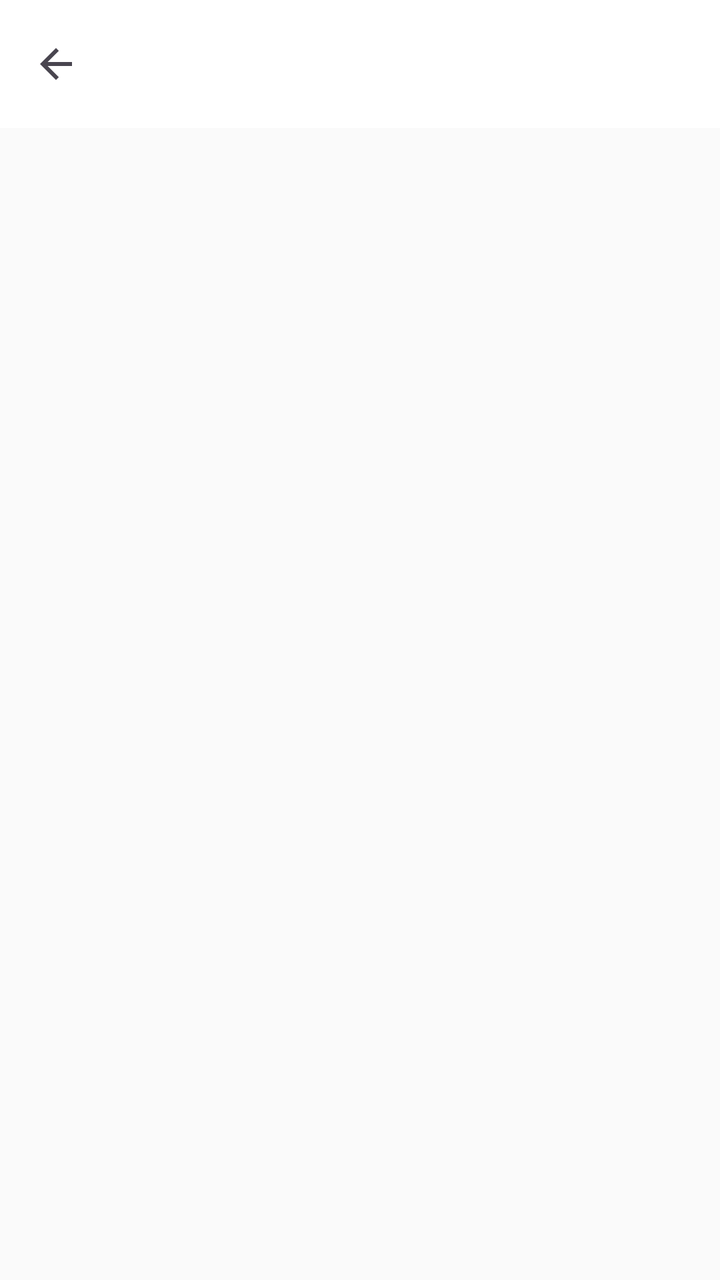
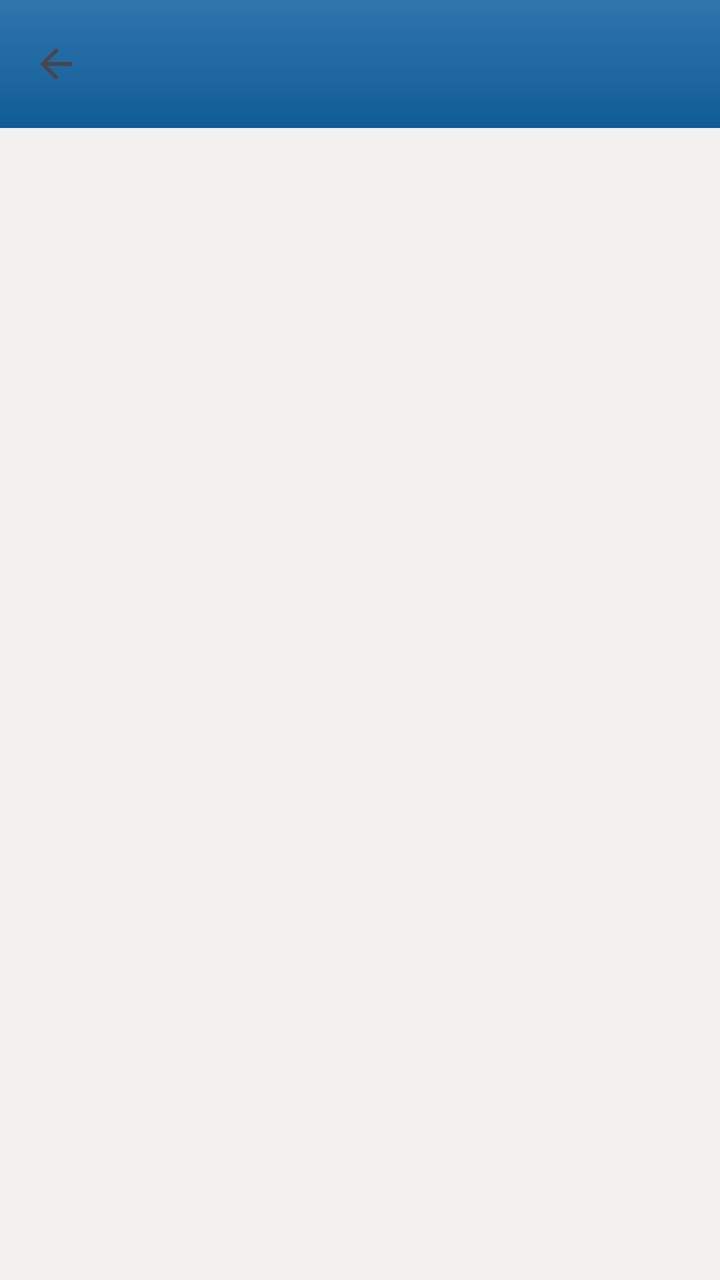

The first picture is an Android layout as it rendered before a commit; the second is the same layout after the commit. The layout source and the unified diff follow.
<!-- AndroidManifest.xml: application theme Theme.DoitClone -->
<!-- res/layout/activity_organize_detail.xml -->
<LinearLayout
    xmlns:android="http://schemas.android.com/apk/res/android"
    xmlns:app="http://schemas.android.com/apk/res-auto"
    android:layout_width="match_parent"
    android:layout_height="match_parent"
    android:orientation="vertical">

    <com.google.android.material.appbar.MaterialToolbar
        android:id="@+id/toolbar"
        android:layout_width="match_parent"
        android:layout_height="?attr/actionBarSize"
        android:background="@color/surface"
        app:navigationIcon="@drawable/ic_arrow_back" />

    <TextView
        android:id="@+id/detail_subtitle"
        android:layout_width="match_parent"
        android:layout_height="wrap_content"
        android:paddingStart="16dp"
        android:paddingEnd="16dp"
        android:paddingTop="8dp"
        android:paddingBottom="8dp"
        android:textAppearance="@style/TextAppearance.Material3.BodySmall"
        android:textColor="@color/text_secondary" />

    <FrameLayout
        android:layout_width="match_parent"
        android:layout_height="match_parent">

        <TextView
            android:id="@+id/empty_view"
            android:layout_width="wrap_content"
            android:layout_height="wrap_content"
            android:layout_gravity="center"
            android:text="@string/empty_task_list"
            android:gravity="center"
            android:textColor="@color/text_hint"
            android:visibility="gone" />

        <androidx.recyclerview.widget.RecyclerView
            android:id="@+id/detail_task_list"
            android:layout_width="match_parent"
            android:layout_height="match_parent"
            android:clipToPadding="false"
            android:paddingBottom="96dp" />
    </FrameLayout>
</LinearLayout>
<!-- resources referenced by this layout -->
<resources>
  <color name="surface">#FFFFFFFF</color>
  <color name="text_hint">#61000000</color>
  <color name="text_secondary">#8A000000</color>
  <!-- drawable ic_arrow_back (drawable) -->
  <vector xmlns:android="http://schemas.android.com/apk/res/android"
      android:width="24dp" android:height="24dp"
      android:viewportWidth="24" android:viewportHeight="24"
      android:tint="?attr/colorControlNormal">
      <path android:fillColor="@android:color/white" android:pathData="M20,11H7.83l5.59,-5.59L12,4l-8,8 8,8 1.41,-1.41L7.83,13H20v-2z" />
  </vector>
  <string name="empty_task_list">这里空空如也\n点击 + 添加任务</string>
  <style name="Theme.DoitClone" parent="Theme.Material3.DayNight.NoActionBar">
          <item name="colorPrimary">@color/primary</item>
          <item name="colorOnPrimary">@color/on_primary</item>
          <item name="colorPrimaryContainer">@color/primary_container</item>
          <item name="android:colorBackground">@color/background</item>
          <item name="android:statusBarColor">@color/surface</item>
          <item name="android:windowLightStatusBar">true</item>
      </style>
  <color name="primary">#FF2196F3</color>
  <color name="on_primary">#FFFFFFFF</color>
  <color name="primary_container">#FFE3F2FD</color>
  <color name="background">#FFFAFAFA</color>
</resources>

<!-- the commit's change to res/layout/activity_organize_detail.xml (unified diff, before → after) -->
@@ -9,8 +9,10 @@
         android:id="@+id/toolbar"
         android:layout_width="match_parent"
         android:layout_height="?attr/actionBarSize"
-        android:background="@color/surface"
-        app:navigationIcon="@drawable/ic_arrow_back" />
+        android:background="@drawable/actionbar_bg"
+        app:navigationIcon="@drawable/ic_arrow_back" 
+        app:titleTextColor="@color/actionbar_title_text_color"
+        app:theme="@style/ToolbarMenuTheme" />
 
     <TextView
         android:id="@+id/detail_subtitle"
<!-- resource entries referenced after the edit -->
@@ -1,8 +1,27 @@
 <!-- resources referenced by this layout -->
 <resources>
-  <color name="surface">#FFFFFFFF</color>
-  <color name="text_hint">#61000000</color>
+  <color name="actionbar_title_text_color">#B2FFFFFF</color>
+  <color name="text_hint">#66000000</color>
   <color name="text_secondary">#8A000000</color>
+  <!-- drawable actionbar_bg (drawable) -->
+  <?xml version="1.0" encoding="utf-8"?>
+  <layer-list xmlns:android="http://schemas.android.com/apk/res/android">
+      <item>
+          <shape android:shape="rectangle">
+              <solid android:color="@color/actionbar_bg" />
+          </shape>
+      </item>
+      <item>
+          <shape android:shape="rectangle">
+              <gradient android:angle="270" android:startColor="@color/actionbar_bg_top" android:endColor="#00000000" />
+          </shape>
+      </item>
+      <item>
+          <shape android:shape="rectangle">
+              <gradient android:angle="90" android:startColor="@color/actionbar_bg_bottom" android:endColor="#00000000" />
+          </shape>
+      </item>
+  </layer-list>
   <!-- drawable ic_arrow_back (drawable) -->
   <vector xmlns:android="http://schemas.android.com/apk/res/android"
       android:width="24dp" android:height="24dp"
@@ -11,17 +30,20 @@
       <path android:fillColor="@android:color/white" android:pathData="M20,11H7.83l5.59,-5.59L12,4l-8,8 8,8 1.41,-1.41L7.83,13H20v-2z" />
   </vector>
   <string name="empty_task_list">这里空空如也\n点击 + 添加任务</string>
+  <style name="ToolbarMenuTheme" parent="ThemeOverlay.Material3.Dark">
+          <item name="colorControlNormal">#FFFFFFFF</item>
+      </style>
   <style name="Theme.DoitClone" parent="Theme.Material3.DayNight.NoActionBar">
-          <item name="colorPrimary">@color/primary</item>
-          <item name="colorOnPrimary">@color/on_primary</item>
-          <item name="colorPrimaryContainer">@color/primary_container</item>
-          <item name="android:colorBackground">@color/background</item>
-          <item name="android:statusBarColor">@color/surface</item>
-          <item name="android:windowLightStatusBar">true</item>
+          <item name="colorPrimary">@color/actionbar_bg</item>
+          <item name="colorOnPrimary">#FFFFFFFF</item>
+          <item name="android:colorBackground">@color/home_content_bg</item>
+          <item name="android:statusBarColor">@color/actionbar_statusbar</item>
+          <item name="android:windowLightStatusBar">false</item>
       </style>
-  <color name="primary">#FF2196F3</color>
-  <color name="on_primary">#FFFFFFFF</color>
-  <color name="primary_container">#FFE3F2FD</color>
-  <color name="background">#FFFAFAFA</color>
+  <color name="actionbar_bg">#FF1262A1</color>
+  <color name="actionbar_bg_top">#20FFFFFF</color>
+  <color name="actionbar_bg_bottom">#10000000</color>
+  <color name="home_content_bg">#FFF2F1EF</color>
+  <color name="actionbar_statusbar">#FF0E4F84</color>
 </resources>
 
